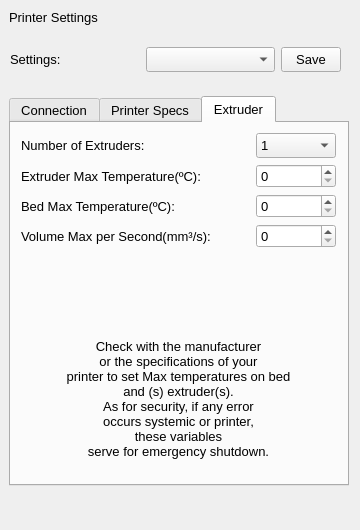
Before: the Qt Designer form PrinterSettingsWidget.ui in KDE/brprint3d, drawn with Qt 5.
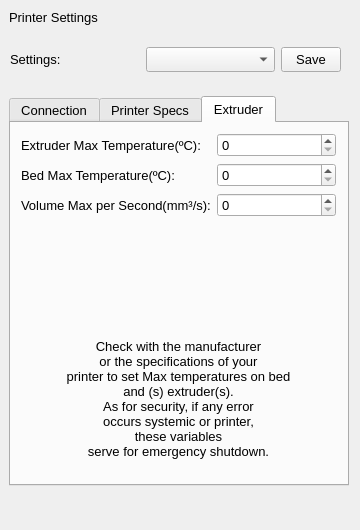
After: the same form once the commit is applied. The open tabs and pages were chosen to show the change. Icons and pictures are not drawn.

Commit message:
Change app to support only ONE extruder
Several changes to change the support of the qnt of extruders
in this app.
Since we will made a new version of this app, this version will
not receive new adjustments, like controllers to manage more
the one extruder.
To simplify this version, I remove all support for 2
extruders or more. Because the previous logic dont have
full support to more then one extruder.

What changed in the file:
```diff
--- a/PrinterSettingsWidget.ui
+++ b/PrinterSettingsWidget.ui
@@ -545,50 +545,42 @@
         </property>
        </widget>
       </item>
-      <item row="3" column="0">
+      <item row="2" column="0">
        <widget class="QLabel" name="lb_vol_sec">
         <property name="text">
          <string>Volume Max per Second(mm³/s):</string>
         </property>
        </widget>
       </item>
-      <item row="0" column="0">
-       <widget class="QLabel" name="lb_extruder_number">
-        <property name="text">
-         <string>Number of Extruders:</string>
-        </property>
-       </widget>
-      </item>
-      <item row="0" column="1">
-       <widget class="QComboBox" name="cb_ExtruderQnt">
-        <property name="maximumSize">
-         <size>
-          <width>80</width>
-          <height>25</height>
-         </size>
-        </property>
-        <item>
-         <property name="text">
-          <string>1</string>
-         </property>
-        </item>
-       </widget>
-      </item>
-      <item row="2" column="0">
+      <item row="1" column="0">
        <widget class="QLabel" name="lb_tabletmp">
         <property name="text">
          <string>Bed Max Temperature(ºC):</string>
         </property>
        </widget>
       </item>
-      <item row="1" column="0">
+      <item row="1" column="1">
+       <widget class="QSpinBox" name="tb_BedMaxTemp">
+        <property name="maximum">
+         <number>130</number>
+        </property>
+       </widget>
+      </item>
+      <item row="0" column="0">
        <widget class="QLabel" name="lb_extrudertmp">
         <property name="text">
          <string>Extruder Max Temperature(ºC):</string>
         </property>
        </widget>
       </item>
-      <item row="6" column="0">
+      <item row="0" column="1">
+       <widget class="QSpinBox" name="tb_ExtruderMaxTemp">
+        <property name="maximum">
+         <number>250</number>
+        </property>
+       </widget>
+      </item>
+      <item row="5" column="0">
        <widget class="QLabel" name="label_5">
         <property name="text">
          <string/>
@@ -602,20 +594,6 @@
        </widget>
       </item>
       <item row="2" column="1">
-       <widget class="QSpinBox" name="tb_BedMaxTemp">
-        <property name="maximum">
-         <number>130</number>
-        </property>
-       </widget>
-      </item>
-      <item row="1" column="1">
-       <widget class="QSpinBox" name="tb_ExtruderMaxTemp">
-        <property name="maximum">
-         <number>250</number>
-        </property>
-       </widget>
-      </item>
-      <item row="3" column="1">
        <widget class="QSpinBox" name="tb_ExtruderMaxVol">
         <property name="maximum">
          <number>300</number>
```
Left out of the diff: 2 changed lines with no effect on the pictures. The commit also changes 6 other files.
